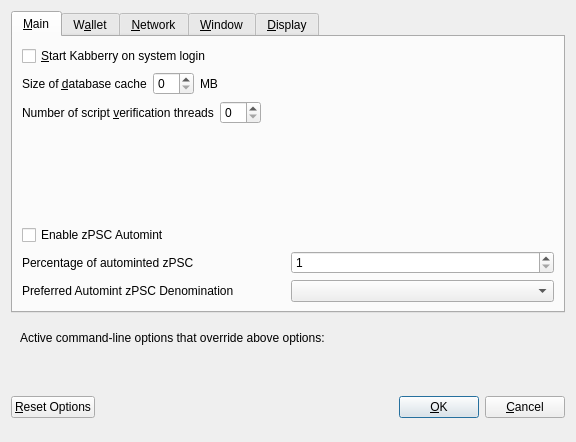
The window that src/qt/forms/optionsdialog.ui (KABBERRY/Kabberry-Coin) describes before a commit, drawn with Qt 5.
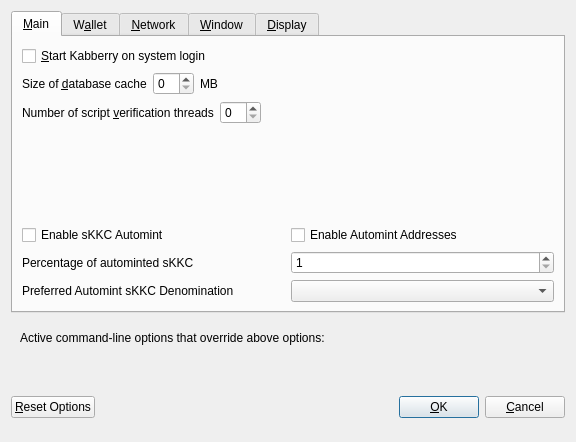
The same window after the commit. The open tabs and pages were chosen to show the change. Custom widgets are drawn as their Qt base class.

The edit to the form file:
```diff
--- a/src/qt/forms/optionsdialog.ui
+++ b/src/qt/forms/optionsdialog.ui
@@ -131,6 +131,14 @@
         </spacer>
        </item>
        <item>
+        <widget class="QWidget" name="verticalsKKCOptionsWidget" native="true">
+         <layout class="QVBoxLayout" name="verticalsKKCOptionsLayout">
+          <property name="margin">
+           <number>0</number>
+          </property>
+          <item>
+           <layout class="QHBoxLayout" name="horizontalAutomintingLayout">
+            <item>
         <widget class="QCheckBox" name="checkBoxZeromintEnable">
          <property name="toolTip">
           <string>Enable automatic minting of Kabberry units to zPSC</string>
@@ -139,19 +147,34 @@
           <enum>Qt::LeftToRight</enum>
          </property>
          <property name="text">
-          <string>Enable zPSC Automint</string>
+               <string>Enable sKKC Automint</string>
          </property>
         </widget>
        </item>
        <item>
-        <layout class="QHBoxLayout" name="horizontalLayout_3">
+             <widget class="QCheckBox" name="checkBoxZeromintAddresses">
+              <property name="toolTip">
+               <string>Enable automatic sKKC minting from specific addresses</string>
+              </property>
+              <property name="layoutDirection">
+               <enum>Qt::LeftToRight</enum>
+              </property>
+              <property name="text">
+               <string>Enable Automint Addresses</string>
+              </property>
+             </widget>
+            </item>
+           </layout>
+          </item>
+          <item>
+           <layout class="QHBoxLayout" name="horizontalZmintPercentageLayout">
          <item>
           <widget class="QLabel" name="percentage_label">
            <property name="toolTip">
             <string>Percentage of incoming Kabberry which get automatically converted to zPSC via Zerocoin Protocol (min: 10%)</string>
            </property>
            <property name="text">
-            <string>Percentage of autominted zPSC</string>
+               <string>Percentage of autominted sKKC</string>
            </property>
           </widget>
          </item>
@@ -184,7 +207,7 @@
             <string>Wait with automatic conversion to Zerocoin until enough Kabberry for this denomination is available</string>
            </property>
            <property name="text">
-            <string>Preferred Automint zPSC Denomination</string>
+               <string>Preferred Automint sKKC Denomination</string>
            </property>
           </widget>
          </item>
@@ -211,6 +234,9 @@
        </item>
       </layout>
      </widget>
+       </item>
+      </layout>
+     </widget>
      <widget class="QWidget" name="tabWallet">
       <attribute name="title">
        <string>W&amp;allet</string>
```
Left out of the diff: 27 changed lines with no effect on the pictures. Lines whose indentation alone changed are shown as unchanged.
